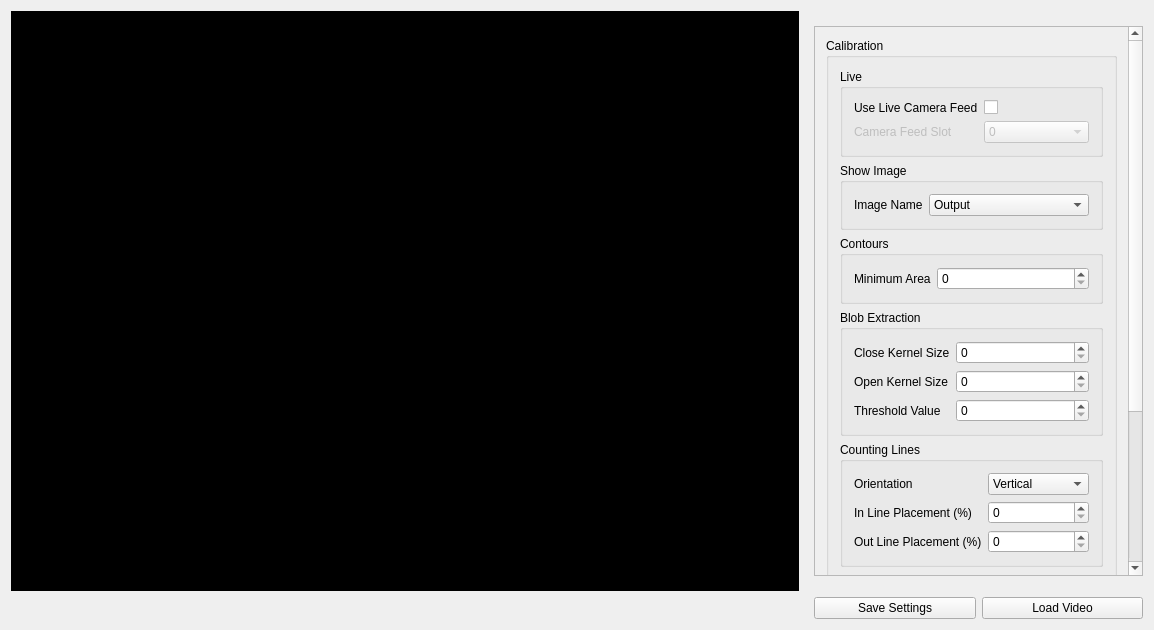
This is PeopleCountQT/PeopleCountQT/PeopleCountQT.ui in Jonzy3000/FYP as Qt 5 draws it before an edit. The edited form follows.
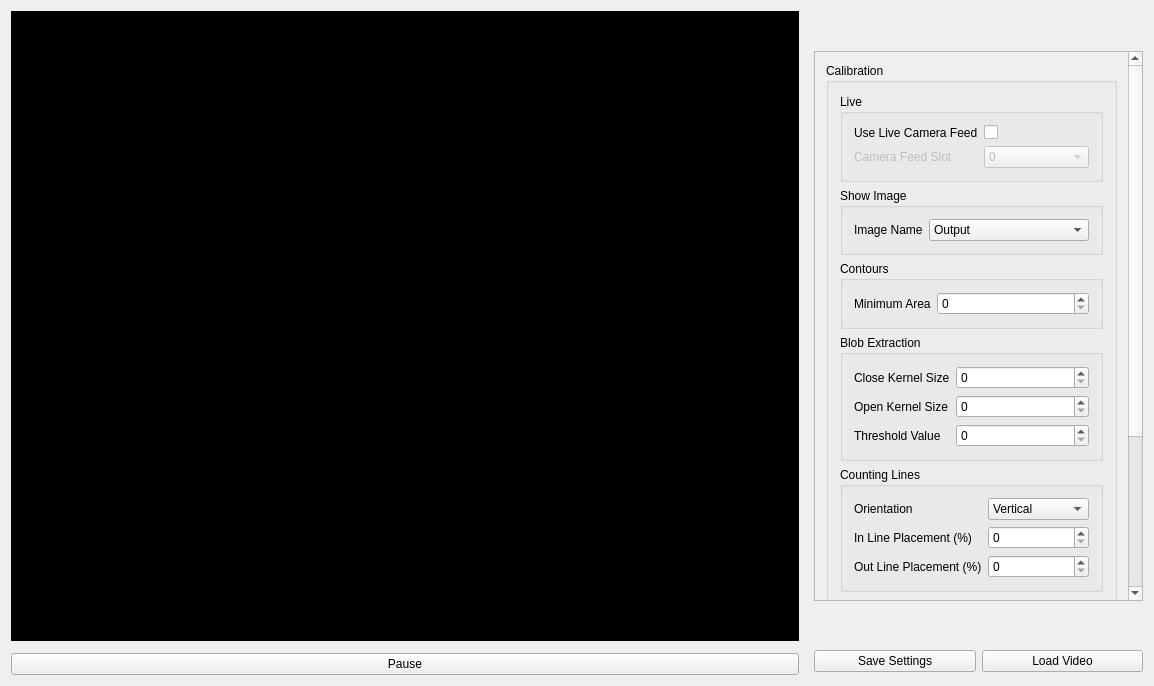
This is the edited form.

```diff
--- a/PeopleCountQT/PeopleCountQT/PeopleCountQT.ui
+++ b/PeopleCountQT/PeopleCountQT/PeopleCountQT.ui
@@ -7,7 +7,7 @@
     <x>0</x>
     <y>0</y>
     <width>1154</width>
-    <height>630</height>
+    <height>686</height>
    </rect>
   </property>
   <property name="windowTitle">
@@ -473,6 +473,13 @@
       </item>
      </layout>
     </item>
+    <item row="6" column="0">
+     <widget class="QPushButton" name="playPauseButton">
+      <property name="text">
+       <string>Pause</string>
+      </property>
+     </widget>
+    </item>
    </layout>
   </widget>
   <widget class="QMenuBar" name="menuBar">
```
